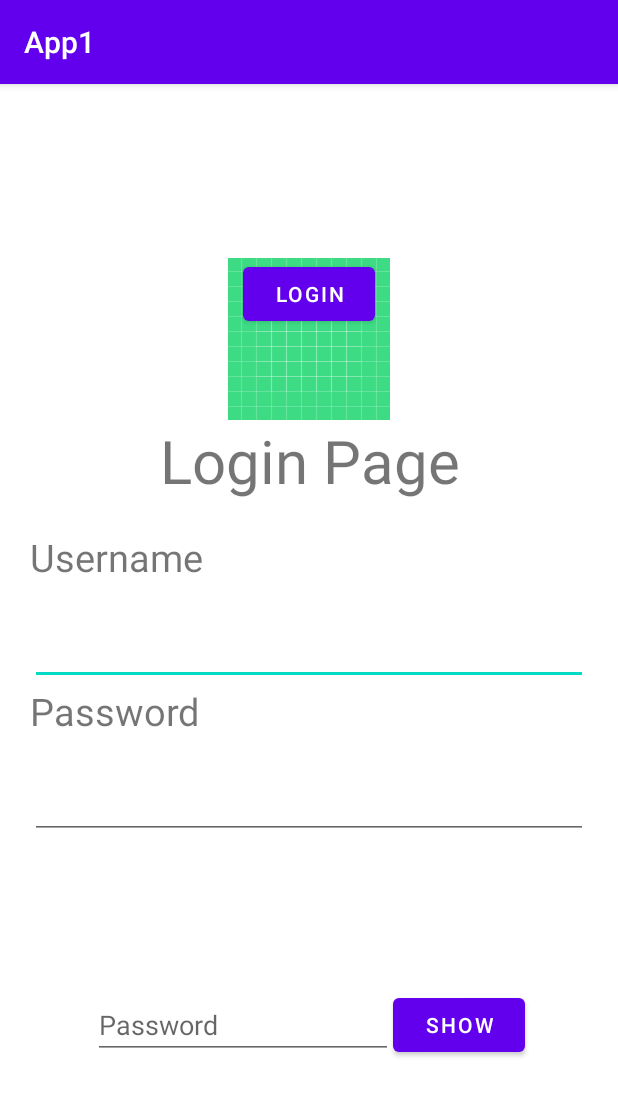
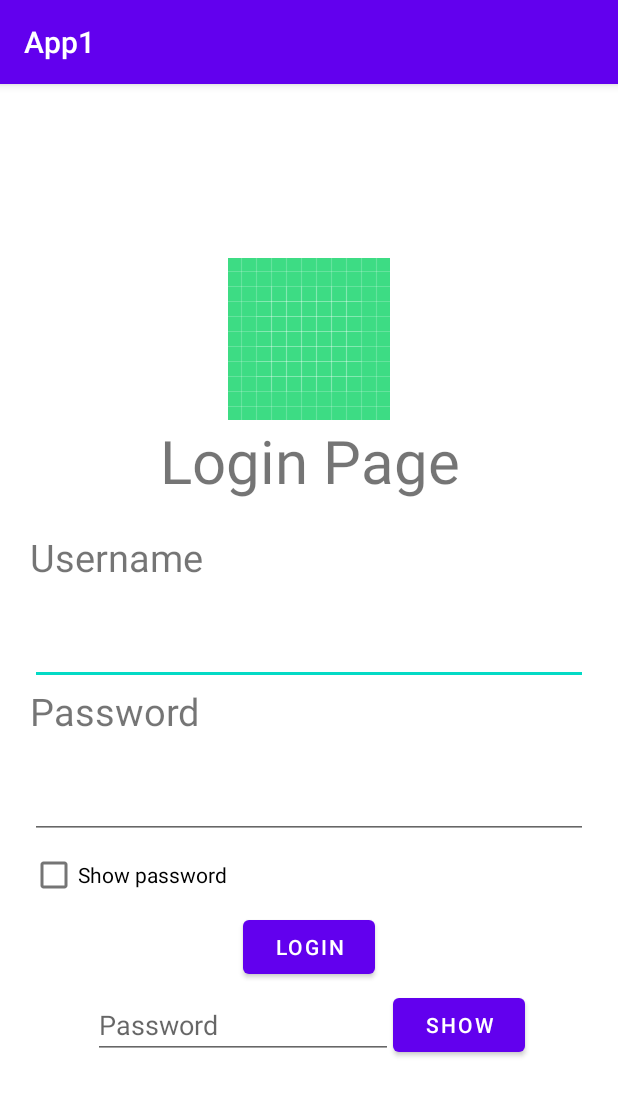
Before and after one commit to RheaAdh/AndroidLearn, an Android app: the screen it shows after launch (LoginActivity), on a phone screen of 412 x 824 dp. Shown: the top 1096 px of the screen. Run offline under Robolectric (Android 15) with nearby library versions, the phone set to English and light mode, and no system bars.

Commit message:
flask file

```diff
--- a/App1/app/src/main/res/layout/activity_login.xml
+++ b/App1/app/src/main/res/layout/activity_login.xml
@@ -79,16 +79,13 @@
             android:layout_height="wrap_content"
             android:text="Show"/>
     </LinearLayout>
-<!--        <CheckBox-->
-<!--            android:id="@+id/ch1"-->
-<!--            android:layout_width="wrap_content"-->
-<!--            android:layout_height="wrap_content"-->
-<!--            android:text="Show password"-->
-<!--            android:layout_below="@id/inp2"-->
-<!--            />-->
-
-
-
+    <CheckBox
+            android:id="@+id/ch1"
+            android:layout_width="wrap_content"
+            android:layout_height="wrap_content"
+            android:text="Show password"
+            android:layout_below="@id/inp2"
+            />
     <Button
         android:id="@+id/loginbtn"
         android:layout_width="wrap_content"
--- a/App2/app/src/main/java/com/example/app2/MainActivity.java
+++ b/App2/app/src/main/java/com/example/app2/MainActivity.java
@@ -39,6 +39,7 @@ public class MainActivity extends AppCompatActivity {
     protected void onCreate(Bundle savedInstanceState) {
         super.onCreate(savedInstanceState);
         setContentView(R.layout.activity_main);
+
         filter=new IntentFilter("android.intent.action.AIRPLANE_MODE");
         receiver=new BroadcastReceiver() {
             @Override
--- a/App3/app/src/main/java/com/example/app3/MainActivity.java
+++ b/App3/app/src/main/java/com/example/app3/MainActivity.java
@@ -19,6 +19,7 @@ public class MainActivity extends AppCompatActivity {
     protected void onCreate(Bundle savedInstanceState) {
         super.onCreate(savedInstanceState);
         setContentView(R.layout.activity_main);
+
         Button btnSave = findViewById(R.id.btn1);
         etName = findViewById(R.id.etName);
 //        preferences=getSharedPreferences(
```
Also changed, not shown: App1/app/src/main/java/com/example/app1/MainActivity.java (+12 -19 lines), 1 other file.
